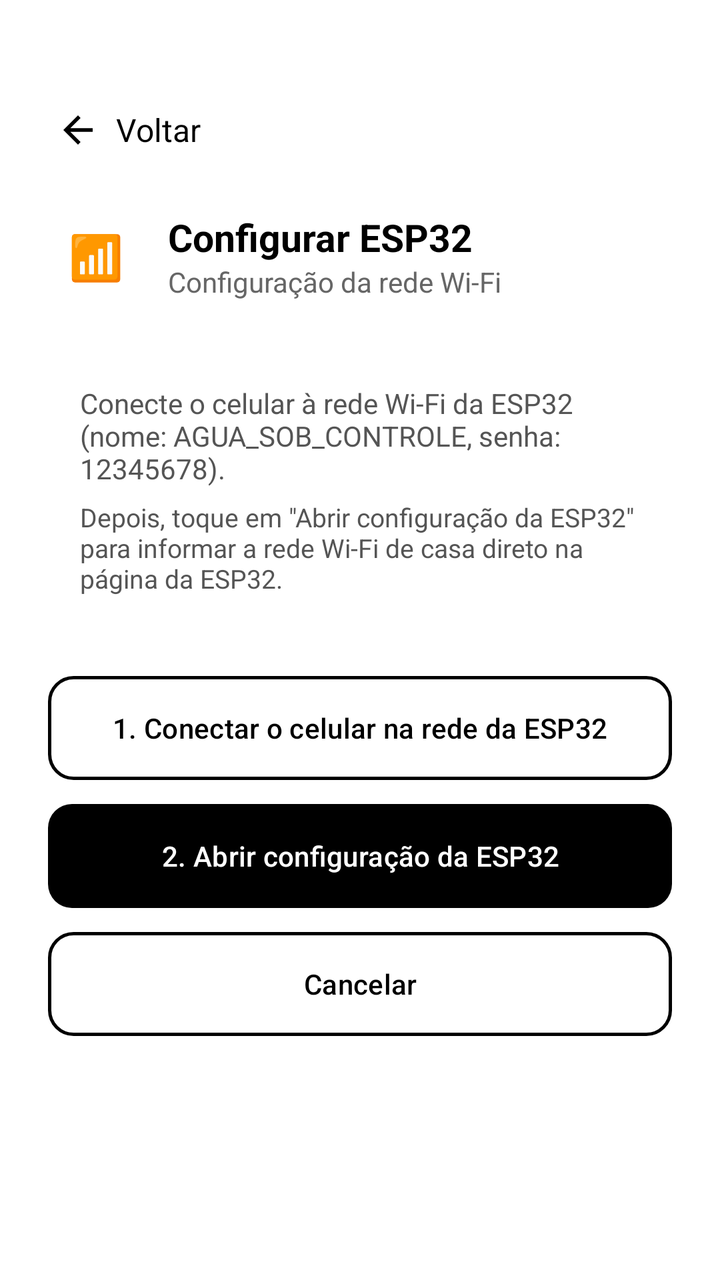
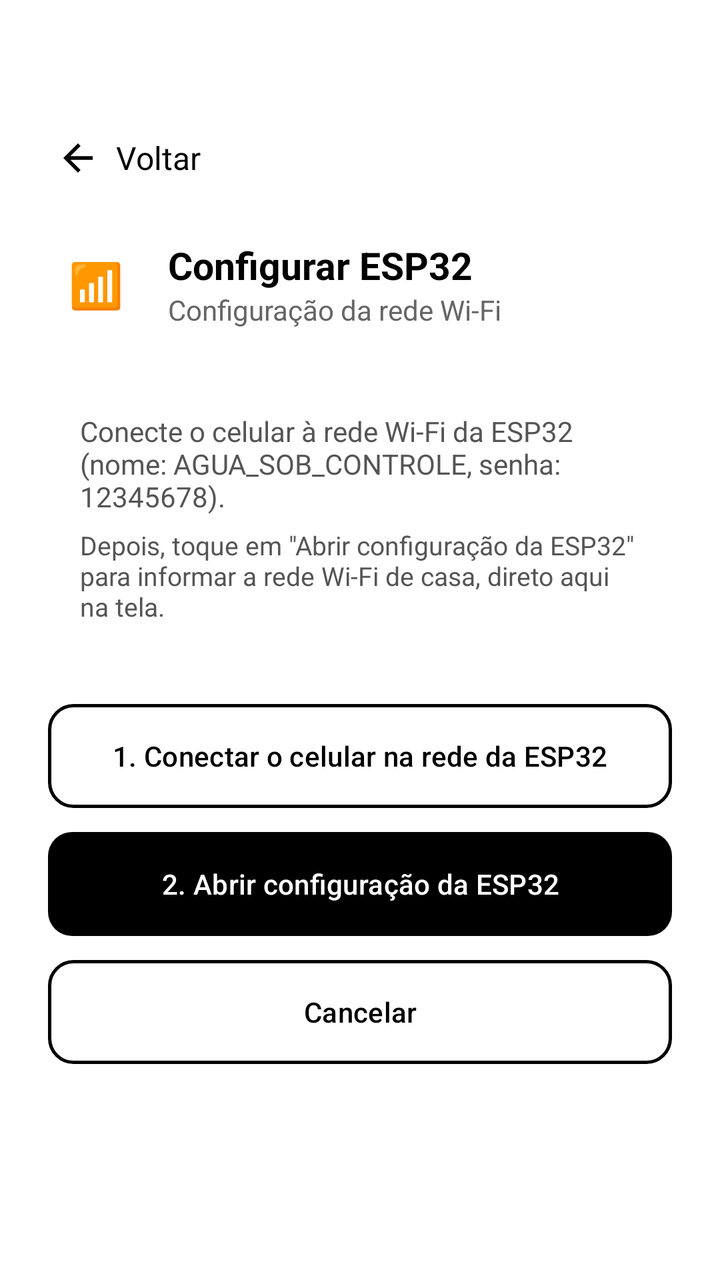

Compare the two renders of this Android layout. The source of the first and the diff that turns it into the second are given below.
<!-- AndroidManifest.xml: application theme Theme.Bombadagua -->
<!-- res/layout/activity_config_wifi.xml -->
<?xml version="1.0" encoding="utf-8"?>
<androidx.constraintlayout.widget.ConstraintLayout
    xmlns:android="http://schemas.android.com/apk/res/android"
    xmlns:app="http://schemas.android.com/apk/res-auto"
    xmlns:tools="http://schemas.android.com/tools"
    android:id="@+id/main"
    android:layout_width="match_parent"
    android:layout_height="match_parent"
    android:background="#FFFFFF"
    tools:context=".activities.ConfigWifiActivity">

    <ScrollView
        android:layout_width="0dp"
        android:layout_height="0dp"
        app:layout_constraintTop_toTopOf="parent"
        app:layout_constraintBottom_toBottomOf="parent"
        app:layout_constraintStart_toStartOf="parent"
        app:layout_constraintEnd_toEndOf="parent">

        <LinearLayout
            android:layout_width="match_parent"
            android:layout_height="wrap_content"
            android:orientation="vertical"
            android:paddingStart="24dp"
            android:paddingEnd="24dp"
            android:paddingTop="50dp"
            android:paddingBottom="24dp">

            
            <LinearLayout
                android:id="@+id/btnVoltar"
                android:layout_width="wrap_content"
                android:layout_height="wrap_content"
                android:orientation="horizontal"
                android:gravity="center_vertical"
                android:clickable="true"
                android:focusable="true"
                android:background="?attr/selectableItemBackground"
                android:padding="4dp"
                android:layout_marginBottom="24dp">

                <ImageView
                    android:layout_width="22dp"
                    android:layout_height="22dp"
                    android:src="@drawable/ic_seta_voltar"
                    android:layout_marginEnd="8dp"/>

                <TextView
                    android:layout_width="wrap_content"
                    android:layout_height="wrap_content"
                    android:text="Voltar"
                    android:textSize="16sp"
                    android:textColor="#000000"/>
            </LinearLayout>

            
            <LinearLayout
                android:layout_width="match_parent"
                android:layout_height="wrap_content"
                android:orientation="horizontal"
                android:gravity="center_vertical"
                android:layout_marginBottom="24dp">

                <TextView
                    android:layout_width="48dp"
                    android:layout_height="48dp"
                    android:text="📶"
                    android:textSize="22sp"
                    android:gravity="center"
                    android:background="@drawable/bg_card_cinza"/>

                <LinearLayout
                    android:layout_width="wrap_content"
                    android:layout_height="wrap_content"
                    android:orientation="vertical"
                    android:layout_marginStart="12dp">

                    <TextView
                        android:layout_width="wrap_content"
                        android:layout_height="wrap_content"
                        android:text="Configurar ESP32"
                        android:textSize="19sp"
                        android:textStyle="bold"
                        android:textColor="#000000"/>

                    <TextView
                        android:layout_width="wrap_content"
                        android:layout_height="wrap_content"
                        android:text="Configuração da rede Wi-Fi"
                        android:textSize="14sp"
                        android:textColor="#666666"/>
                </LinearLayout>

            </LinearLayout>

            
            <LinearLayout
                android:layout_width="match_parent"
                android:layout_height="wrap_content"
                android:orientation="vertical"
                android:background="@drawable/bg_card_cinza"
                android:padding="16dp"
                android:layout_marginBottom="24dp">

                <TextView
                    android:layout_width="wrap_content"
                    android:layout_height="wrap_content"
                    android:text="Conecte o celular à rede Wi-Fi da ESP32 (nome: AGUA_SOB_CONTROLE, senha: 12345678)."
                    android:textColor="#555555"
                    android:textSize="14sp"/>

                <TextView
                    android:layout_width="wrap_content"
                    android:layout_height="wrap_content"
                    android:text="Depois, toque em &quot;Abrir configuração da ESP32&quot; para informar a rede Wi-Fi de casa direto na página da ESP32."
                    android:textColor="#555555"
                    android:textSize="13sp"
                    android:layout_marginTop="6dp"/>

            </LinearLayout>

            
            <Button
                android:id="@+id/btnAbrirWifiCelular"
                android:layout_width="match_parent"
                android:layout_height="52dp"
                android:text="1. Conectar o celular na rede da ESP32"
                android:background="@drawable/bg_botao_borda"
                app:backgroundTint="@null"
                android:insetTop="0dp"
                android:insetBottom="0dp"
                android:textColor="#000000"
                android:textAllCaps="false"
                android:layout_marginBottom="12dp"/>

            
            <Button
                android:id="@+id/btnSalvarWifi"
                android:layout_width="match_parent"
                android:layout_height="52dp"
                android:text="2. Abrir configuração da ESP32"
                android:background="@drawable/bg_botao_preto"
                app:backgroundTint="@null"
                android:insetTop="0dp"
                android:insetBottom="0dp"
                android:textColor="#FFFFFF"
                android:textAllCaps="false"
                android:layout_marginBottom="12dp"/>

            
            <Button
                android:id="@+id/btnCancelarWifi"
                android:layout_width="match_parent"
                android:layout_height="52dp"
                android:text="Cancelar"
                android:background="@drawable/bg_botao_borda"
                app:backgroundTint="@null"
                android:insetTop="0dp"
                android:insetBottom="0dp"
                android:textColor="#000000"
                android:textAllCaps="false"/>

        </LinearLayout>

    </ScrollView>

</androidx.constraintlayout.widget.ConstraintLayout>
<!-- resources referenced by this layout -->
<resources>
  <!-- drawable bg_botao_borda (drawable) -->
  <?xml version="1.0" encoding="utf-8"?>
  <shape xmlns:android="http://schemas.android.com/apk/res/android">
      <solid android:color="#FFFFFF"/>
      <stroke android:width="1.5dp" android:color="#000000"/>
      <corners android:radius="12dp"/>
  </shape>
  <!-- drawable bg_botao_preto (drawable) -->
  <?xml version="1.0" encoding="utf-8"?>
  <shape xmlns:android="http://schemas.android.com/apk/res/android">
      <solid android:color="#000000"/>
      <corners android:radius="12dp"/>
  </shape>
  <!-- drawable bg_card_cinza (drawable) -->
  <?xml version="1.0" encoding="utf-8"?>
  <selector xmlns:android="http://schemas.android.com/apk/res/android">
  
  </selector>
  <!-- drawable ic_seta_voltar (drawable) -->
  <?xml version="1.0" encoding="utf-8"?>
  <vector xmlns:android="http://schemas.android.com/apk/res/android"
      android:width="24dp"
      android:height="24dp"
      android:viewportWidth="24"
      android:viewportHeight="24"
      android:tint="#000000">
      <path
          android:fillColor="@android:color/white"
          android:pathData="M20,11H7.83l5.59,-5.59L12,4l-8,8 8,8 1.41,-1.41L7.83,13H20v-2z"/>
  </vector>
  <style name="Theme.Bombadagua" parent="Base.Theme.Bombadagua" />
  <style name="Base.Theme.Bombadagua" parent="Theme.Material3.DayNight.NoActionBar">
          
          
      </style>
</resources>

<!-- the commit's change to res/layout/activity_config_wifi.xml (unified diff, before → after) -->
@@ -9,7 +9,10 @@
     android:background="#FFFFFF"
     tools:context=".activities.ConfigWifiActivity">
 
+    
+
     <ScrollView
+        android:id="@+id/containerInstrucoes"
         android:layout_width="0dp"
         android:layout_height="0dp"
         app:layout_constraintTop_toTopOf="parent"
@@ -23,7 +26,7 @@
             android:orientation="vertical"
             android:paddingStart="24dp"
             android:paddingEnd="24dp"
-            android:paddingTop="50dp"
+            android:paddingTop="64dp"
             android:paddingBottom="24dp">
 
             
@@ -112,7 +115,7 @@
                 <TextView
                     android:layout_width="wrap_content"
                     android:layout_height="wrap_content"
-                    android:text="Depois, toque em &quot;Abrir configuração da ESP32&quot; para informar a rede Wi-Fi de casa direto na página da ESP32."
+                    android:text="Depois, toque em &quot;Abrir configuração da ESP32&quot; para informar a rede Wi-Fi de casa, direto aqui na tela."
                     android:textColor="#555555"
                     android:textSize="13sp"
                     android:layout_marginTop="6dp"/>
@@ -164,4 +167,158 @@
 
     </ScrollView>
 
+    
+
+    <LinearLayout
+        android:id="@+id/containerWebView"
+        android:layout_width="0dp"
+        android:layout_height="0dp"
+        android:orientation="vertical"
+        android:visibility="gone"
+        app:layout_constraintTop_toTopOf="parent"
+        app:layout_constraintBottom_toBottomOf="parent"
+        app:layout_constraintStart_toStartOf="parent"
+        app:layout_constraintEnd_toEndOf="parent">
+
+        
+        <LinearLayout
+            android:layout_width="match_parent"
+            android:layout_height="wrap_content"
+            android:orientation="horizontal"
+            android:gravity="center_vertical"
+            android:background="@drawable/bg_card_cinza"
+            android:paddingStart="16dp"
+            android:paddingEnd="16dp"
+            android:paddingTop="16dp"
+            android:paddingBottom="12dp">
+
+            <LinearLayout
+                android:id="@+id/btnVoltarWebView"
+                android:layout_width="wrap_content"
+                android:layout_height="wrap_content"
+                android:orientation="horizontal"
+                android:gravity="center_vertical"
+                android:clickable="true"
+                android:focusable="true"
+                android:background="?attr/selectableItemBackground"
+                android:padding="4dp">
+
+                <ImageView
+                    android:layout_width="22dp"
+                    android:layout_height="22dp"
+                    android:src="@drawable/ic_seta_voltar"/>
+            </LinearLayout>
+
+            <TextView
+                android:layout_width="0dp"
+                android:layout_weight="1"
+                android:layout_height="wrap_content"
+                android:text="Configuração da ESP32"
+                android:textSize="16sp"
+                android:textStyle="bold"
+                android:textColor="#000000"
+                android:layout_marginStart="8dp"/>
+
+        </LinearLayout>
+
+        
+        <ProgressBar
+            android:id="@+id/progressWebView"
+            style="?android:attr/progressBarStyleHorizontal"
+            android:layout_width="match_parent"
+            android:layout_height="3dp"
+            android:max="100"/>
+
+        <WebView
+            android:id="@+id/webViewEsp"
+            android:layout_width="match_parent"
+            android:layout_height="0dp"
+            android:layout_weight="1"/>
+
+    </LinearLayout>
+
+    
+
+    <LinearLayout
+        android:id="@+id/containerErro"
+        android:layout_width="0dp"
+        android:layout_height="0dp"
+        android:orientation="vertical"
+        android:gravity="center"
+        android:visibility="gone"
+        android:paddingStart="32dp"
+        android:paddingEnd="32dp"
+        app:layout_constraintTop_toTopOf="parent"
+        app:layout_constraintBottom_toBottomOf="parent"
+        app:layout_constraintStart_toStartOf="parent"
+        app:layout_constraintEnd_toEndOf="parent">
+
+        <TextView
+            android:layout_width="72dp"
+            android:layout_height="72dp"
+            android:text="📡"
+            android:textSize="34sp"
+            android:gravity="center"
+            android:background="@drawable/bg_card_cinza"
+            android:layout_marginBottom="20dp"/>
+
+        <TextView
+            android:layout_width="wrap_content"
+            android:layout_height="wrap_content"
+            android:text="Não consegui acessar a ESP32"
+            android:textSize="18sp"
+            android:textStyle="bold"
+            android:textColor="#000000"
+            android:gravity="center"
+            android:layout_marginBottom="8dp"/>
+
+        <TextView
+            android:layout_width="wrap_content"
+            android:layout_height="wrap_content"
+            android:text="Conecte o celular na rede Wi-Fi AGUA_SOB_CONTROLE antes de configurar."
+            android:textSize="14sp"
+            android:textColor="#666666"
+            android:gravity="center"
+            android:layout_marginBottom="28dp"/>
+
+        <Button
+            android:id="@+id/btnAbrirWifiErro"
+            android:layout_width="match_parent"
+            android:layout_height="52dp"
+            android:text="Abrir Wi-Fi do celular"
+            android:background="@drawable/bg_botao_preto"
+            app:backgroundTint="@null"
+            android:insetTop="0dp"
+            android:insetBottom="0dp"
+            android:textColor="#FFFFFF"
+            android:textAllCaps="false"
+            android:layout_marginBottom="12dp"/>
+
+        <Button
+            android:id="@+id/btnTentarNovamente"
+            android:layout_width="match_parent"
+            android:layout_height="52dp"
+            android:text="Tentar novamente"
+            android:background="@drawable/bg_botao_borda"
+            app:backgroundTint="@null"
+            android:insetTop="0dp"
+            android:insetBottom="0dp"
+            android:textColor="#000000"
+            android:textAllCaps="false"
+            android:layout_marginBottom="12dp"/>
+
+        <TextView
+            android:id="@+id/btnVoltarErro"
+            android:layout_width="wrap_content"
+            android:layout_height="wrap_content"
+            android:text="Voltar"
+            android:textColor="#555555"
+            android:textSize="15sp"
+            android:padding="8dp"
+            android:clickable="true"
+            android:focusable="true"
+            android:background="?attr/selectableItemBackground"/>
+
+    </LinearLayout>
+
 </androidx.constraintlayout.widget.ConstraintLayout>
